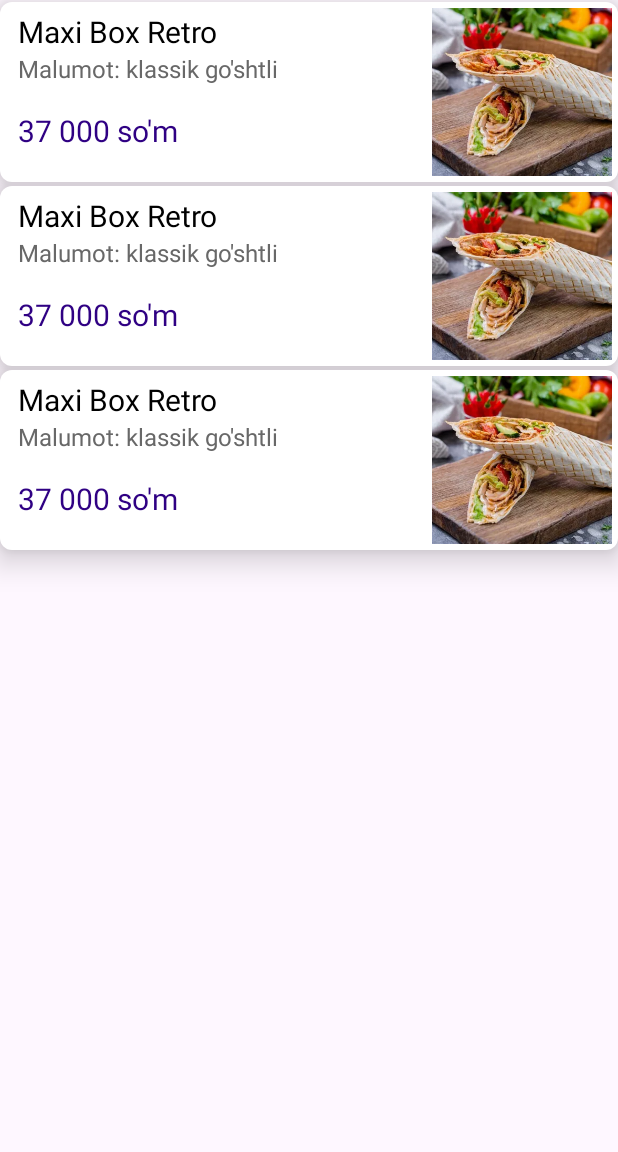
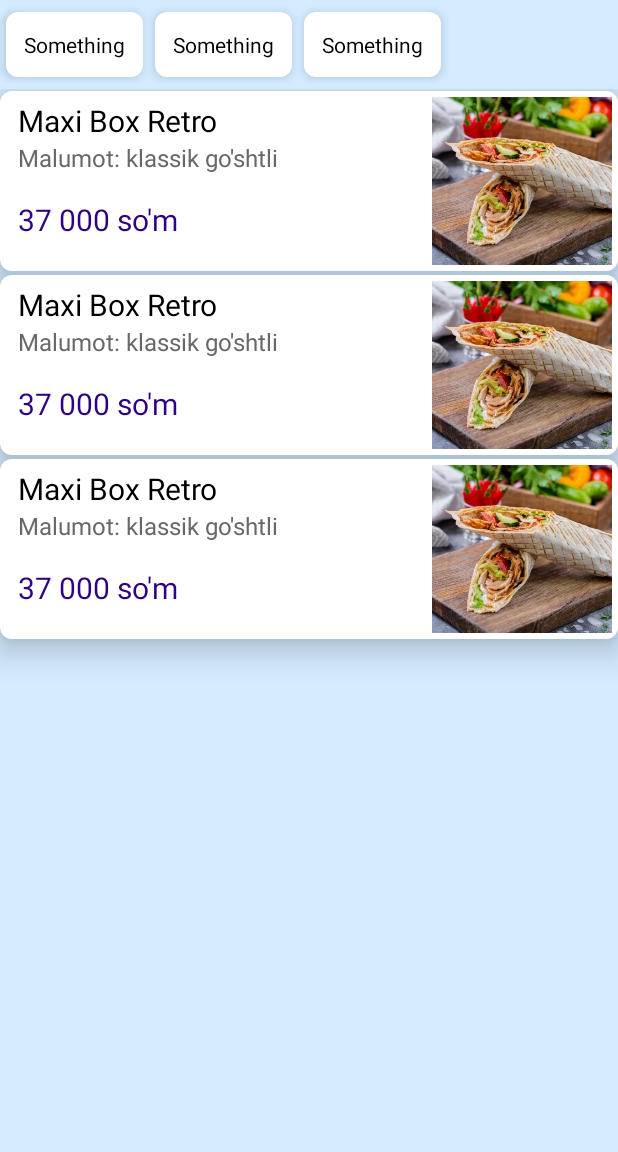
Before and after one commit to Nabijonov-Otabek-19/Food-delivery-app, an Android app: the layout home_screen.xml on its own in the app's theme, with its tools: preview values and no code run, on a phone screen of 412 x 824 dp, the part 84-1236 px from its top. Run offline under Robolectric (Android 15) with nearby library versions, the phone set to English and light mode, and no system bars.

Commit message:
project updated

```diff
--- a/app/src/main/java/uz/gita/fooddeliveryapp_bek/presentation/ui/adapters/HomeAdapter.kt
+++ b/app/src/main/java/uz/gita/fooddeliveryapp_bek/presentation/ui/adapters/FoodsAdapter.kt
@@ -6,7 +6,7 @@ import androidx.recyclerview.widget.RecyclerView.Adapter
 import androidx.recyclerview.widget.RecyclerView.ViewHolder
 import uz.gita.fooddeliveryapp_bek.databinding.ItemFoodBinding
 
-class HomeAdapter : Adapter<HomeAdapter.ItemHolder>() {
+class FoodsAdapter : Adapter<FoodsAdapter.ItemHolder>() {
 
     inner class ItemHolder(private val binding: ItemFoodBinding) :
         ViewHolder(binding.root) {
--- a/app/src/main/res/layout/home_screen.xml
+++ b/app/src/main/res/layout/home_screen.xml
@@ -3,14 +3,14 @@
     xmlns:app="http://schemas.android.com/apk/res-auto"
     xmlns:tools="http://schemas.android.com/tools"
     android:layout_width="match_parent"
-    android:layout_height="match_parent">
+    android:layout_height="match_parent"
+    android:background="#D2EBFF">
 
     <androidx.appcompat.widget.LinearLayoutCompat
         android:id="@+id/appBar"
         android:layout_width="match_parent"
         android:layout_height="56dp"
         android:background="@color/dark_pink"
-        app:layout_constraintBottom_toTopOf="@id/recycler"
         app:layout_constraintLeft_toLeftOf="parent"
         app:layout_constraintRight_toRightOf="parent"
         app:layout_constraintTop_toTopOf="parent">
@@ -26,13 +26,26 @@
     </androidx.appcompat.widget.LinearLayoutCompat>
 
     <androidx.recyclerview.widget.RecyclerView
-        android:id="@+id/recycler"
+        android:id="@+id/recyclerCategory"
+        android:layout_width="match_parent"
+        android:layout_height="wrap_content"
+        android:layout_marginVertical="4dp"
+        android:orientation="horizontal"
+        app:layoutManager="androidx.recyclerview.widget.LinearLayoutManager"
+        app:layout_constraintBottom_toTopOf="@id/recyclerFoods"
+        app:layout_constraintLeft_toLeftOf="parent"
+        app:layout_constraintRight_toRightOf="parent"
+        app:layout_constraintTop_toBottomOf="@id/appBar"
+        tools:listitem="@layout/item_category" />
+
+    <androidx.recyclerview.widget.RecyclerView
+        android:id="@+id/recyclerFoods"
         android:layout_width="match_parent"
         android:layout_height="0dp"
         app:layout_constraintBottom_toBottomOf="parent"
         app:layout_constraintLeft_toLeftOf="parent"
         app:layout_constraintRight_toRightOf="parent"
-        app:layout_constraintTop_toBottomOf="@id/appBar"
+        app:layout_constraintTop_toBottomOf="@id/recyclerCategory"
         app:layout_constraintVertical_weight="1"
         tools:listitem="@layout/item_food" />
 
--- /dev/null
+++ b/app/src/main/res/layout/item_category.xml
@@ -0,0 +1,22 @@
+<?xml version="1.0" encoding="utf-8"?>
+<androidx.constraintlayout.widget.ConstraintLayout xmlns:android="http://schemas.android.com/apk/res/android"
+    xmlns:app="http://schemas.android.com/apk/res-auto"
+    android:layout_width="wrap_content"
+    android:layout_height="wrap_content"
+    android:layout_margin="4dp"
+    android:background="@drawable/edittext_bg"
+    android:elevation="4dp"
+    android:padding="12dp">
+
+    <androidx.appcompat.widget.AppCompatTextView
+        android:id="@+id/txtCategory"
+        android:layout_width="match_parent"
+        android:layout_height="wrap_content"
+        android:text="Something"
+        android:textColor="@color/black"
+        app:layout_constraintBottom_toBottomOf="parent"
+        app:layout_constraintLeft_toLeftOf="parent"
+        app:layout_constraintRight_toRightOf="parent"
+        app:layout_constraintTop_toTopOf="parent" />
+
+</androidx.constraintlayout.widget.ConstraintLayout>
```
Also changed, not shown: app/src/main/java/uz/gita/fooddeliveryapp_bek/presentation/ui/adapters/CategoryAdapter.kt (added, +35 -0 lines), app/src/main/java/uz/gita/fooddeliveryapp_bek/presentation/ui/screens/HomeScreen.kt (+10 -7 lines).
